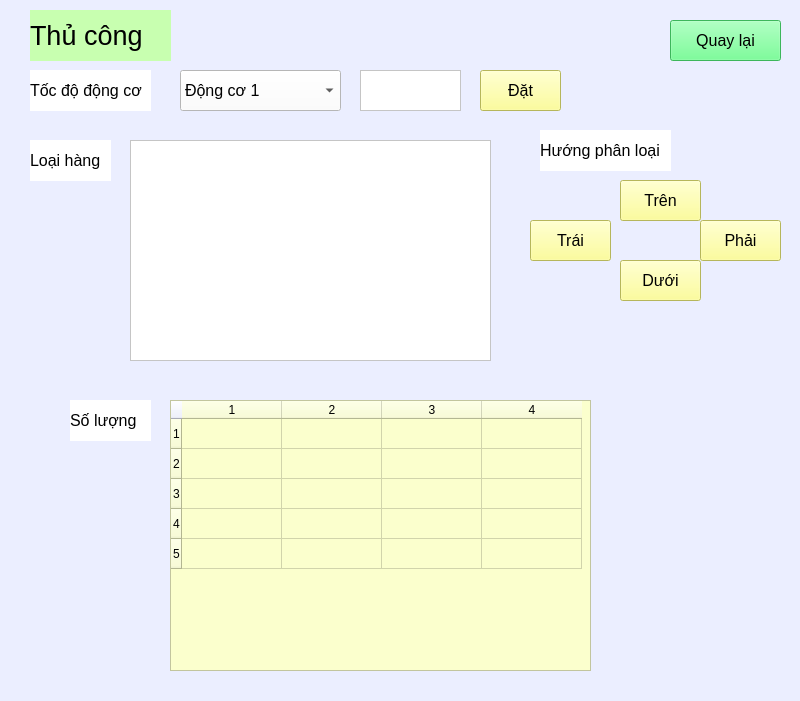
First picture: the form in byhandwork.ui, repository nguyenhoangnb/app_do_an_1, before the edit.
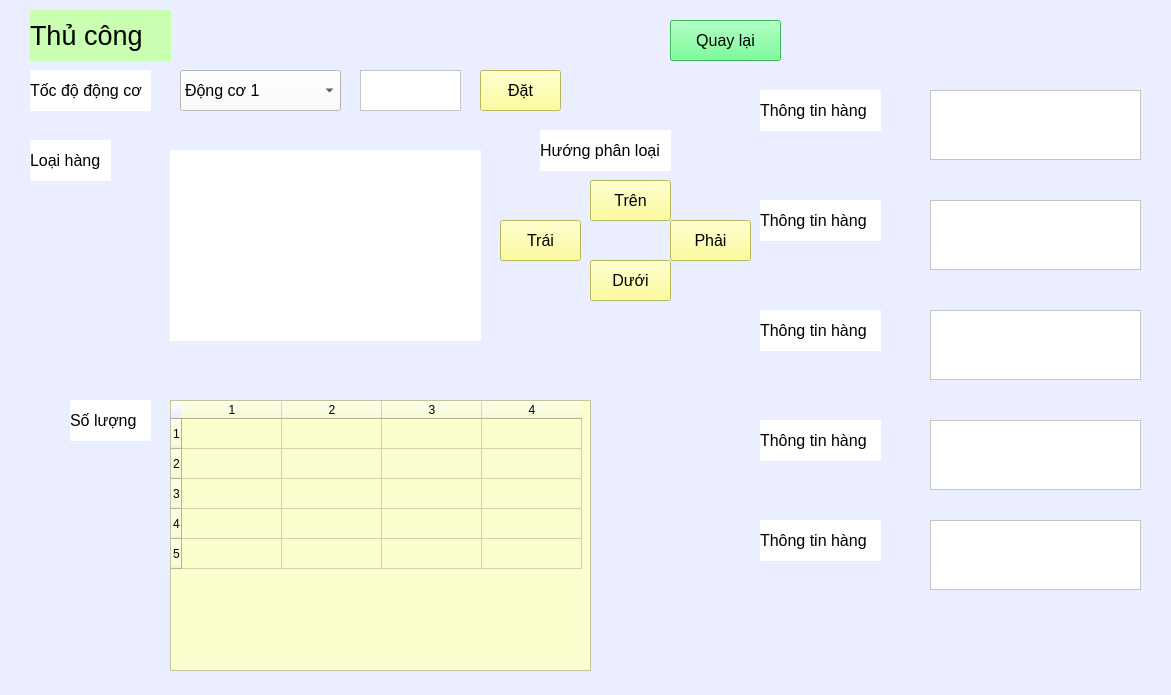
Second picture: the form after the edit.

```diff
--- a/byhandwork.ui
+++ b/byhandwork.ui
@@ -6,8 +6,8 @@
    <rect>
     <x>0</x>
     <y>0</y>
-    <width>800</width>
-    <height>701</height>
+    <width>1171</width>
+    <height>695</height>
    </rect>
   </property>
   <property name="windowTitle">
@@ -129,7 +129,7 @@
   <widget class="QPushButton" name="btn_byh_up">
    <property name="geometry">
     <rect>
-     <x>620</x>
+     <x>590</x>
      <y>180</y>
      <width>81</width>
      <height>41</height>
@@ -150,7 +150,7 @@
   <widget class="QPushButton" name="btn_byh_left">
    <property name="geometry">
     <rect>
-     <x>530</x>
+     <x>500</x>
      <y>220</y>
      <width>81</width>
      <height>41</height>
@@ -171,7 +171,7 @@
   <widget class="QPushButton" name="btn_byh_down">
    <property name="geometry">
     <rect>
-     <x>620</x>
+     <x>590</x>
      <y>260</y>
      <width>81</width>
      <height>41</height>
@@ -192,7 +192,7 @@
   <widget class="QPushButton" name="btn_byh_right">
    <property name="geometry">
     <rect>
-     <x>700</x>
+     <x>670</x>
      <y>220</y>
      <width>81</width>
      <height>41</height>
@@ -252,25 +252,6 @@
     <string>Loại hàng</string>
    </property>
   </widget>
-  <widget class="QFrame" name="frame">
-   <property name="geometry">
-    <rect>
-     <x>130</x>
-     <y>140</y>
-     <width>361</width>
-     <height>221</height>
-    </rect>
-   </property>
-   <property name="styleSheet">
-    <string notr="true">background-color:#fff;</string>
-   </property>
-   <property name="frameShape">
-    <enum>QFrame::StyledPanel</enum>
-   </property>
-   <property name="frameShadow">
-    <enum>QFrame::Raised</enum>
-   </property>
-  </widget>
   <widget class="QLabel" name="lbl_byh_04">
    <property name="geometry">
     <rect>
@@ -383,6 +364,192 @@
    <column/>
    <column/>
   </widget>
+  <widget class="QTextEdit" name="textEdit">
+   <property name="geometry">
+    <rect>
+     <x>930</x>
+     <y>90</y>
+     <width>211</width>
+     <height>70</height>
+    </rect>
+   </property>
+   <property name="styleSheet">
+    <string notr="true">background-color:#fff;</string>
+   </property>
+  </widget>
+  <widget class="QTextEdit" name="textEdit_5">
+   <property name="geometry">
+    <rect>
+     <x>930</x>
+     <y>520</y>
+     <width>211</width>
+     <height>70</height>
+    </rect>
+   </property>
+   <property name="styleSheet">
+    <string notr="true">background-color:#fff;</string>
+   </property>
+  </widget>
+  <widget class="QTextEdit" name="textEdit_4">
+   <property name="geometry">
+    <rect>
+     <x>930</x>
+     <y>420</y>
+     <width>211</width>
+     <height>70</height>
+    </rect>
+   </property>
+   <property name="styleSheet">
+    <string notr="true">background-color:#fff;</string>
+   </property>
+  </widget>
+  <widget class="QLabel" name="lbl_auw_7">
+   <property name="geometry">
+    <rect>
+     <x>760</x>
+     <y>520</y>
+     <width>121</width>
+     <height>41</height>
+    </rect>
+   </property>
+   <property name="font">
+    <font>
+     <pointsize>12</pointsize>
+    </font>
+   </property>
+   <property name="styleSheet">
+    <string notr="true">background-color:#fff;</string>
+   </property>
+   <property name="text">
+    <string>Thông tin hàng</string>
+   </property>
+  </widget>
+  <widget class="QLabel" name="lbl_auw_5">
+   <property name="geometry">
+    <rect>
+     <x>760</x>
+     <y>310</y>
+     <width>121</width>
+     <height>41</height>
+    </rect>
+   </property>
+   <property name="font">
+    <font>
+     <pointsize>12</pointsize>
+    </font>
+   </property>
+   <property name="styleSheet">
+    <string notr="true">background-color:#fff;</string>
+   </property>
+   <property name="text">
+    <string>Thông tin hàng</string>
+   </property>
+  </widget>
+  <widget class="QLabel" name="lbl_auw_3">
+   <property name="geometry">
+    <rect>
+     <x>760</x>
+     <y>90</y>
+     <width>121</width>
+     <height>41</height>
+    </rect>
+   </property>
+   <property name="font">
+    <font>
+     <pointsize>12</pointsize>
+    </font>
+   </property>
+   <property name="styleSheet">
+    <string notr="true">background-color:#fff;</string>
+   </property>
+   <property name="text">
+    <string>Thông tin hàng</string>
+   </property>
+  </widget>
+  <widget class="QLabel" name="lbl_auw_4">
+   <property name="geometry">
+    <rect>
+     <x>760</x>
+     <y>200</y>
+     <width>121</width>
+     <height>41</height>
+    </rect>
+   </property>
+   <property name="font">
+    <font>
+     <pointsize>12</pointsize>
+    </font>
+   </property>
+   <property name="styleSheet">
+    <string notr="true">background-color:#fff;</string>
+   </property>
+   <property name="text">
+    <string>Thông tin hàng</string>
+   </property>
+  </widget>
+  <widget class="QLabel" name="lbl_auw_6">
+   <property name="geometry">
+    <rect>
+     <x>760</x>
+     <y>420</y>
+     <width>121</width>
+     <height>41</height>
+    </rect>
+   </property>
+   <property name="font">
+    <font>
+     <pointsize>12</pointsize>
+    </font>
+   </property>
+   <property name="styleSheet">
+    <string notr="true">background-color:#fff;</string>
+   </property>
+   <property name="text">
+    <string>Thông tin hàng</string>
+   </property>
+  </widget>
+  <widget class="QTextEdit" name="textEdit_2">
+   <property name="geometry">
+    <rect>
+     <x>930</x>
+     <y>200</y>
+     <width>211</width>
+     <height>70</height>
+    </rect>
+   </property>
+   <property name="styleSheet">
+    <string notr="true">background-color:#fff;</string>
+   </property>
+  </widget>
+  <widget class="QTextEdit" name="textEdit_3">
+   <property name="geometry">
+    <rect>
+     <x>930</x>
+     <y>310</y>
+     <width>211</width>
+     <height>70</height>
+    </rect>
+   </property>
+   <property name="styleSheet">
+    <string notr="true">background-color:#fff;</string>
+   </property>
+  </widget>
+  <widget class="QLabel" name="lbl_img">
+   <property name="geometry">
+    <rect>
+     <x>170</x>
+     <y>150</y>
+     <width>311</width>
+     <height>191</height>
+    </rect>
+   </property>
+   <property name="styleSheet">
+    <string notr="true">background-color:#fff</string>
+   </property>
+   <property name="text">
+    <string/>
+   </property>
+  </widget>
  </widget>
  <resources/>
  <connections/>
```
